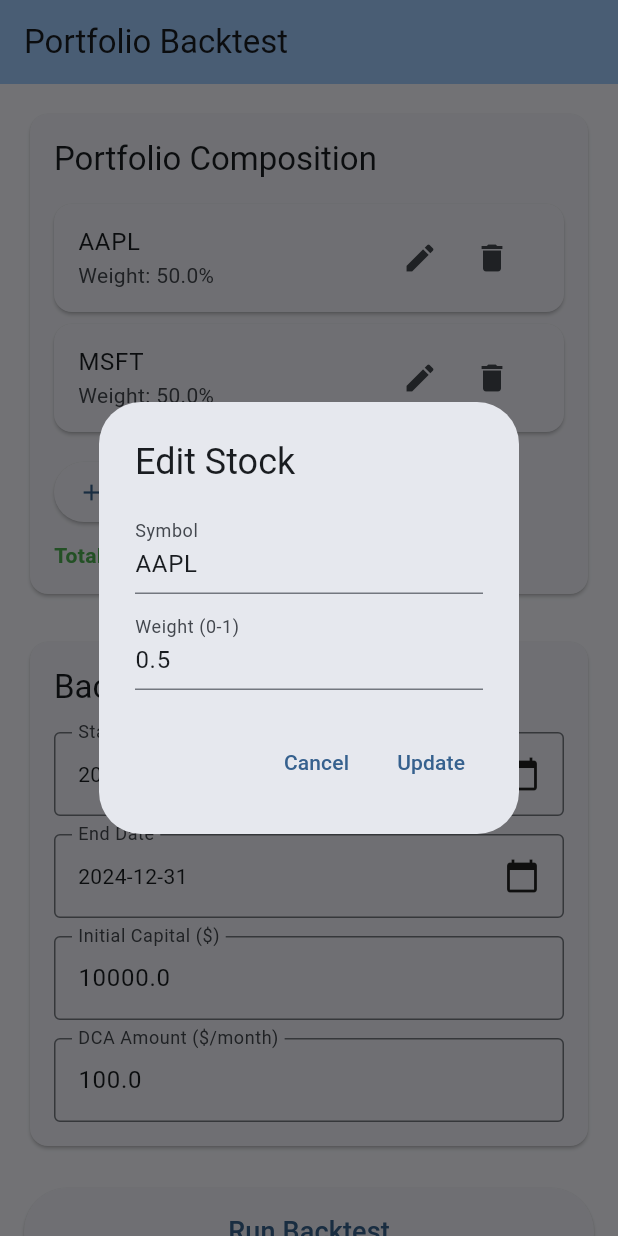
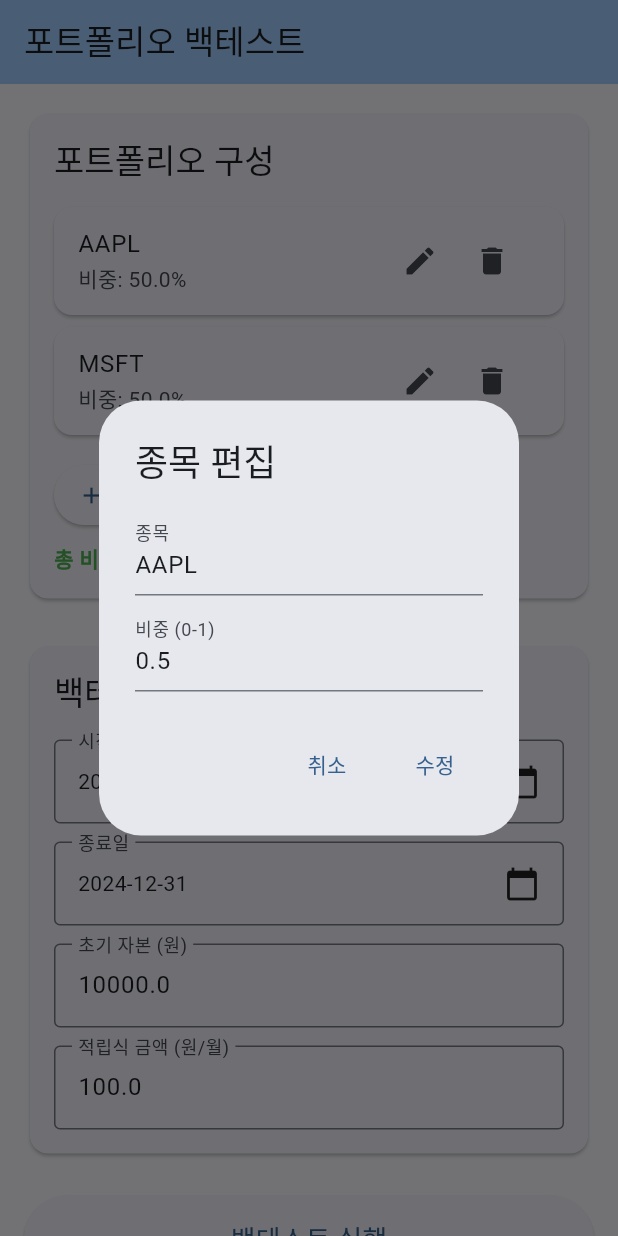
Before and after one commit to dongchan21/fsp_project_client, a Flutter app: the screen it shows after launch, after a tap on the "edit" icon, on a phone screen of 412 x 824 dp. Run offline on Flutter 3.47's test engine with Material 3 defaults, Android fonts, the phone set to English and light mode, and no system bars; our stand-ins replace fl_chart.

Commit message:
feat(i18n): 한국어 UI 및 원화 포맷 적용\n\n- flutter_localizations 추가 및 ko_KR 로케일 설정\n- 화면 텍스트 한국어로 변경\n- 통화 표기 USD -> KRW()로 변경\n- 웹 index.html lang=ko 설정\n- intl 버전 0.20.2로 정합성 맞춤

```diff
--- a/lib/main.dart
+++ b/lib/main.dart
@@ -1,4 +1,5 @@
 import 'package:flutter/material.dart';
+import 'package:flutter_localizations/flutter_localizations.dart';
 import 'package:provider/provider.dart';
 import 'screens/home_screen.dart';
 import 'services/portfolio_provider.dart';
@@ -15,11 +16,20 @@ class MyApp extends StatelessWidget {
     return ChangeNotifierProvider(
       create: (_) => PortfolioProvider(),
       child: MaterialApp(
-        title: 'FSP Client',
+        title: 'FSP 클라이언트',
         theme: ThemeData(
           colorScheme: ColorScheme.fromSeed(seedColor: Colors.blue),
           useMaterial3: true,
         ),
+        locale: const Locale('ko', 'KR'),
+        supportedLocales: const [
+          Locale('ko', 'KR'),
+        ],
+        localizationsDelegates: const [
+          GlobalMaterialLocalizations.delegate,
+          GlobalWidgetsLocalizations.delegate,
+          GlobalCupertinoLocalizations.delegate,
+        ],
         home: const HomeScreen(),
       ),
     );
--- a/lib/screens/backtest_result_screen.dart
+++ b/lib/screens/backtest_result_screen.dart
@@ -11,14 +11,14 @@ class BacktestResultScreen extends StatelessWidget {
   Widget build(BuildContext context) {
     return Scaffold(
       appBar: AppBar(
-        title: const Text('Backtest Results'),
+        title: const Text('백테스트 결과'),
         backgroundColor: Theme.of(context).colorScheme.inversePrimary,
       ),
       body: Consumer<PortfolioProvider>(
         builder: (context, provider, child) {
           final result = provider.result;
           if (result == null) {
-            return const Center(child: Text('No results available'));
+            return const Center(child: Text('결과가 없습니다'));
           }
 
           return SingleChildScrollView(
@@ -50,36 +50,36 @@ class BacktestResultScreen extends StatelessWidget {
           crossAxisAlignment: CrossAxisAlignment.start,
           children: [
             Text(
-              'Performance Summary',
+              '성과 요약',
               style: Theme.of(context).textTheme.titleLarge,
             ),
             const SizedBox(height: 16),
             _buildSummaryRow(
-              'Total Return',
+              '총 수익률',
               '${percentFormat.format(result.totalReturn * 100)}%',
               result.totalReturn >= 0 ? Colors.green : Colors.red,
             ),
             const Divider(),
             _buildSummaryRow(
-              'Annualized Return',
+              '연 환산 수익률',
               '${percentFormat.format(result.annualizedReturn * 100)}%',
               result.annualizedReturn >= 0 ? Colors.green : Colors.red,
             ),
             const Divider(),
             _buildSummaryRow(
-              'Volatility',
+              '변동성',
               '${percentFormat.format(result.volatility * 100)}%',
               Colors.blue,
             ),
             const Divider(),
             _buildSummaryRow(
-              'Sharpe Ratio',
+              '샤프 지수',
               numberFormat.format(result.sharpeRatio),
               Colors.blue,
             ),
             const Divider(),
             _buildSummaryRow(
-              'Max Drawdown',
+              '최대 낙폭',
               '${percentFormat.format(result.maxDrawdown * 100)}%',
               Colors.red,
             ),
@@ -117,7 +117,7 @@ class BacktestResultScreen extends StatelessWidget {
       return const Card(
         child: Padding(
           padding: EdgeInsets.all(16),
-          child: Text('No historical data available'),
+          child: Text('히스토리 데이터가 없습니다'),
         ),
       );
     }
@@ -129,7 +129,7 @@ class BacktestResultScreen extends StatelessWidget {
           crossAxisAlignment: CrossAxisAlignment.start,
           children: [
             Text(
-              'Portfolio Value Over Time',
+              '포트폴리오 가치 추이',
               style: Theme.of(context).textTheme.titleLarge,
             ),
             const SizedBox(height: 16),
@@ -144,8 +144,10 @@ class BacktestResultScreen extends StatelessWidget {
                         showTitles: true,
                         reservedSize: 60,
                         getTitlesWidget: (value, meta) {
+                          final isNeg = value < 0;
+                          final formatted = NumberFormat.compactCurrency(locale: 'ko_KR', symbol: '₩').format(value.abs());
                           return Text(
-                            '\$${NumberFormat.compact().format(value)}',
+                            isNeg ? '-$formatted' : formatted,
                             style: const TextStyle(fontSize: 10),
                           );
                         },
@@ -215,23 +217,23 @@ class BacktestResultScreen extends StatelessWidget {
           crossAxisAlignment: CrossAxisAlignment.start,
           children: [
             Text(
-              'Additional Metrics',
+              '추가 지표',
               style: Theme.of(context).textTheme.titleLarge,
             ),
             const SizedBox(height: 16),
             Text(
-              'Total data points: ${result.history.length}',
+              '데이터 포인트 수: ${result.history.length}',
               style: const TextStyle(fontSize: 14),
             ),
             if (result.history.isNotEmpty) ...[
               const SizedBox(height: 8),
               Text(
-                'Start date: ${result.history.first['date']}',
+                '시작일: ${result.history.first['date']}',
                 style: const TextStyle(fontSize: 14),
               ),
               const SizedBox(height: 8),
               Text(
-                'End date: ${result.history.last['date']}',
+                '종료일: ${result.history.last['date']}',
                 style: const TextStyle(fontSize: 14),
               ),
             ],
--- a/lib/screens/home_screen.dart
+++ b/lib/screens/home_screen.dart
@@ -1,4 +1,5 @@
 import 'package:flutter/material.dart';
+import 'package:intl/intl.dart';
 import 'package:provider/provider.dart';
 import '../services/portfolio_provider.dart';
 import 'backtest_result_screen.dart';
@@ -10,7 +11,7 @@ class HomeScreen extends StatelessWidget {
   Widget build(BuildContext context) {
     return Scaffold(
       appBar: AppBar(
-        title: const Text('Portfolio Backtest'),
+        title: const Text('포트폴리오 백테스트'),
         backgroundColor: Theme.of(context).colorScheme.inversePrimary,
       ),
       body: SingleChildScrollView(
@@ -39,7 +40,7 @@ class HomeScreen extends StatelessWidget {
               crossAxisAlignment: CrossAxisAlignment.start,
               children: [
                 Text(
-                  'Portfolio Composition',
+                  '포트폴리오 구성',
                   style: Theme.of(context).textTheme.titleLarge,
                 ),
                 const SizedBox(height: 16),
@@ -55,11 +56,11 @@ class HomeScreen extends StatelessWidget {
                 ElevatedButton.icon(
                   onPressed: () => _showAddStockDialog(context, provider),
                   icon: const Icon(Icons.add),
-                  label: const Text('Add Stock'),
+                  label: const Text('종목 추가'),
                 ),
                 const SizedBox(height: 8),
                 Text(
-                  'Total Weight: ${provider.weights.fold(0.0, (sum, w) => sum + w).toStringAsFixed(2)}',
+                  '총 비중: ${provider.weights.fold(0.0, (sum, w) => sum + w).toStringAsFixed(2)}',
                   style: TextStyle(
                     fontWeight: FontWeight.bold,
                     color: (provider.weights.fold(0.0, (sum, w) => sum + w) - 1.0).abs() < 0.01
@@ -80,7 +81,7 @@ class HomeScreen extends StatelessWidget {
       margin: const EdgeInsets.only(bottom: 8),
       child: ListTile(
         title: Text(provider.symbols[index]),
-        subtitle: Text('Weight: ${(provider.weights[index] * 100).toStringAsFixed(1)}%'),
+        subtitle: Text('비중: ${(provider.weights[index] * 100).toStringAsFixed(1)}%'),
         trailing: Row(
           mainAxisSize: MainAxisSize.min,
           children: [
@@ -108,32 +109,32 @@ class HomeScreen extends StatelessWidget {
               crossAxisAlignment: CrossAxisAlignment.start,
               children: [
                 Text(
-                  'Backtest Parameters',
+                  '백테스트 설정',
                   style: Theme.of(context).textTheme.titleLarge,
                 ),
                 const SizedBox(height: 16),
                 _buildDatePicker(
                   context,
-                  'Start Date',
+                  '시작일',
                   provider.startDate,
                   (date) => provider.updateStartDate(date),
                 ),
                 const SizedBox(height: 12),
                 _buildDatePicker(
                   context,
-                  'End Date',
+                  '종료일',
                   provider.endDate,
                   (date) => provider.updateEndDate(date),
                 ),
                 const SizedBox(height: 12),
                 _buildNumberField(
-                  'Initial Capital (\$)',
+                  '초기 자본 (원)',
                   provider.initialCapital,
                   (value) => provider.updateInitialCapital(value),
                 ),
                 const SizedBox(height: 12),
                 _buildNumberField(
-                  'DCA Amount (\$/month)',
+                  '적립식 금액 (원/월)',
                   provider.dcaAmount,
                   (value) => provider.updateDcaAmount(value),
                 ),
@@ -171,7 +172,7 @@ class HomeScreen extends StatelessWidget {
         child: Row(
           mainAxisAlignment: MainAxisAlignment.spaceBetween,
           children: [
-            Text('${date.year}-${date.month.toString().padLeft(2, '0')}-${date.day.toString().padLeft(2, '0')}'),
+            Text(DateFormat('yyyy-MM-dd', 'ko_KR').format(date)),
             const Icon(Icons.calendar_today),
           ],
         ),
@@ -232,7 +233,7 @@ class HomeScreen extends StatelessWidget {
           child: provider.isLoading
               ? const CircularProgressIndicator()
               : const Text(
-                  'Run Backtest',
+                  '백테스트 실행',
                   style: TextStyle(fontSize: 18),
                 ),
         );
@@ -247,19 +248,19 @@ class HomeScreen extends StatelessWidget {
     showDialog(
       context: context,
       builder: (context) => AlertDialog(
-        title: const Text('Add Stock'),
+        title: const Text('종목 추가'),
         content: Column(
           mainAxisSize: MainAxisSize.min,
           children: [
             TextField(
               controller: symbolController,
-              decoration: const InputDecoration(labelText: 'Symbol'),
+              decoration: const InputDecoration(labelText: '종목'),
               textCapitalization: TextCapitalization.characters,
             ),
             const SizedBox(height: 8),
             TextField(
               controller: weightController,
-              decoration: const InputDecoration(labelText: 'Weight (0-1)'),
+              decoration: const InputDecoration(labelText: '비중 (0-1)'),
               keyboardType: TextInputType.number,
             ),
           ],
@@ -267,7 +268,7 @@ class HomeScreen extends StatelessWidget {
         actions: [
           TextButton(
             onPressed: () => Navigator.pop(context),
-            child: const Text('Cancel'),
+            child: const Text('취소'),
           ),
           TextButton(
             onPressed: () {
@@ -278,7 +279,7 @@ class HomeScreen extends StatelessWidget {
                 Navigator.pop(context);
               }
             },
-            child: const Text('Add'),
+            child: const Text('추가'),
           ),
         ],
       ),
@@ -296,19 +297,19 @@ class HomeScreen extends StatelessWidget {
     showDialog(
       context: context,
       builder: (context) => AlertDialog(
-        title: const Text('Edit Stock'),
+        title: const Text('종목 편집'),
         content: Column(
           mainAxisSize: MainAxisSize.min,
           children: [
             TextField(
               controller: symbolController,
-              decoration: const InputDecoration(labelText: 'Symbol'),
+              decoration: const InputDecoration(labelText: '종목'),
               textCapitalization: TextCapitalization.characters,
             ),
             const SizedBox(height: 8),
             TextField(
               controller: weightController,
-              decoration: const InputDecoration(labelText: 'Weight (0-1)'),
+              decoration: const InputDecoration(labelText: '비중 (0-1)'),
               keyboardType: TextInputType.number,
             ),
           ],
@@ -316,7 +317,7 @@ class HomeScreen extends StatelessWidget {
         actions: [
           TextButton(
             onPressed: () => Navigator.pop(context),
-            child: const Text('Cancel'),
+            child: const Text('취소'),
           ),
           TextButton(
             onPressed: () {
@@ -327,7 +328,7 @@ class HomeScreen extends StatelessWidget {
                 Navigator.pop(context);
               }
             },
-            child: const Text('Update'),
+            child: const Text('수정'),
           ),
         ],
       ),
--- a/pubspec.yaml
+++ b/pubspec.yaml
@@ -30,6 +30,8 @@ environment:
 dependencies:
   flutter:
     sdk: flutter
+  flutter_localizations:
+    sdk: flutter
 
   # The following adds the Cupertino Icons font to your application.
   # Use with the CupertinoIcons class for iOS style icons.
@@ -45,7 +47,7 @@ dependencies:
   fl_chart: ^0.69.0
 
   # Date and number formatting
-  intl: ^0.19.0
+  intl: ^0.20.2
 
 dev_dependencies:
   flutter_test:
```
Also changed, not shown: 1 other file.
